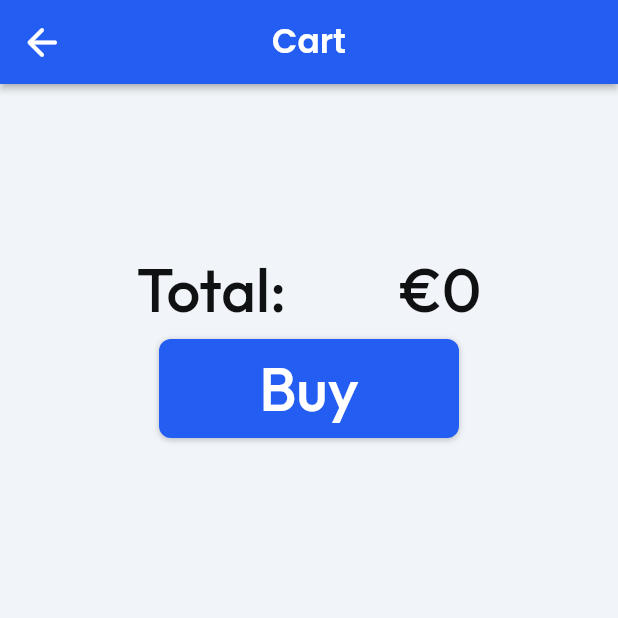
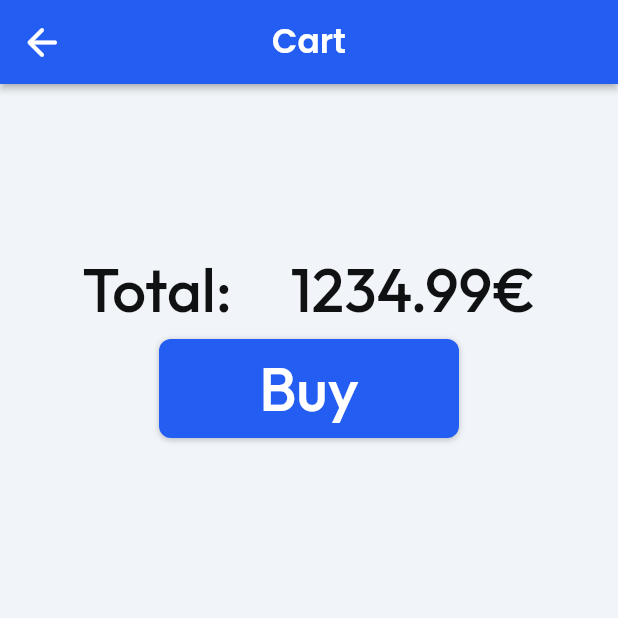
Before and after one commit to jlpmartinss/tech_shop, a Flutter app: the CartWidget screen opened directly, on a phone screen of 412 x 824 dp, the top half of it. Run offline on Flutter 3.47's test engine with Material 2 defaults, Android fonts, the phone set to English and light mode, and no system bars; our stand-ins replace auto_size_text, built_collection, built_value, cloud_firestore, easy_debounce, firebase_auth and 11 more; missing offline and left inert: json_path, text_search; accounts and stored records are empty; generated files the repository leaves out were written again.

Commit message:
Updating to latest FlutterFlow output.

```diff
--- a/lib/app_state.dart
+++ b/lib/app_state.dart
@@ -32,7 +32,7 @@ class FFAppState {
 
   String Peripherals = 'Peripherals';
 
-  int FinalPrice = 0;
+  List<double> CartPrices = [];
 }
 
 LatLng _latLngFromString(String val) {
--- a/lib/cart/cart_widget.dart
+++ b/lib/cart/cart_widget.dart
@@ -81,7 +81,13 @@ class _CartWidgetState extends State<CartWidget> {
                       );
                     }
                     List<CartRecord> listViewCartRecordList = snapshot.data;
-                    return ListView.builder(
+                    return InkWell(
+                      onTap: () async {
+                        setState(() => FFAppState()
+                            .CartPrices
+                            .add(listViewCartRecordList.length.toDouble()));
+                      },
+                      child: ListView.builder(
                         padding: EdgeInsets.zero,
                         primary: false,
                         shrinkWrap: true,
@@ -91,7 +97,8 @@ class _CartWidgetState extends State<CartWidget> {
                           final listViewCartRecord =
                               listViewCartRecordList[listViewIndex];
                           return Padding(
-                          padding: EdgeInsetsDirectional.fromSTEB(16, 0, 16, 8),
+                            padding:
+                                EdgeInsetsDirectional.fromSTEB(16, 0, 16, 8),
                             child: Container(
                               width: double.infinity,
                               decoration: BoxDecoration(
@@ -137,7 +144,8 @@ class _CartWidgetState extends State<CartWidget> {
                                           children: [
                                             Text(
                                               listViewCartRecord.name,
-                                            style: FlutterFlowTheme.of(context)
+                                              style: FlutterFlowTheme.of(
+                                                      context)
                                                   .title3
                                                   .override(
                                                     fontFamily: 'Outfit',
@@ -147,9 +155,8 @@ class _CartWidgetState extends State<CartWidget> {
                                                   ),
                                             ),
                                             Padding(
-                                            padding:
-                                                EdgeInsetsDirectional.fromSTEB(
-                                                    0, 4, 8, 0),
+                                              padding: EdgeInsetsDirectional
+                                                  .fromSTEB(0, 4, 8, 0),
                                               child: AutoSizeText(
                                                 'Subtext',
                                                 textAlign: TextAlign.start,
@@ -174,10 +181,12 @@ class _CartWidgetState extends State<CartWidget> {
                                       mainAxisSize: MainAxisSize.max,
                                       mainAxisAlignment:
                                           MainAxisAlignment.spaceBetween,
-                                    crossAxisAlignment: CrossAxisAlignment.end,
+                                      crossAxisAlignment:
+                                          CrossAxisAlignment.end,
                                       children: [
                                         Padding(
-                                        padding: EdgeInsetsDirectional.fromSTEB(
+                                          padding:
+                                              EdgeInsetsDirectional.fromSTEB(
                                                   0, 4, 0, 0),
                                           child: InkWell(
                                             onTap: () async {
@@ -192,7 +201,8 @@ class _CartWidgetState extends State<CartWidget> {
                                           ),
                                         ),
                                         Padding(
-                                        padding: EdgeInsetsDirectional.fromSTEB(
+                                          padding:
+                                              EdgeInsetsDirectional.fromSTEB(
                                                   0, 12, 4, 8),
                                           child: Text(
                                             formatNumber(
@@ -221,6 +231,7 @@ class _CartWidgetState extends State<CartWidget> {
                             ),
                           );
                         },
+                      ),
                     );
                   },
                 ),
@@ -253,53 +264,17 @@ class _CartWidgetState extends State<CartWidget> {
                             ),
                           ),
                           Align(
-                            alignment: AlignmentDirectional(0.2, 0),
-                            child: StreamBuilder<List<CartRecord>>(
-                              stream: queryCartRecord(
-                                queryBuilder: (cartRecord) => cartRecord
-                                    .where('uid', isEqualTo: FFAppState().USER),
-                              ),
-                              builder: (context, snapshot) {
-                                // Customize what your widget looks like when it's loading.
-                                if (!snapshot.hasData) {
-                                  return Center(
-                                    child: SizedBox(
-                                      width: 50,
-                                      height: 50,
-                                      child: CircularProgressIndicator(
-                                        color: FlutterFlowTheme.of(context)
-                                            .primaryBackground,
-                                      ),
-                                    ),
-                                  );
-                                }
-                                List<CartRecord> textCartRecordList =
-                                    snapshot.data;
-                                return InkWell(
-                                  onTap: () async {
-                                    setState(() => FFAppState().FinalPrice =
-                                        FFAppState().FinalPrice +
-                                            textCartRecordList.length);
-                                  },
+                            alignment: AlignmentDirectional(0, 0),
                             child: Text(
-                                    formatNumber(
-                                      FFAppState().FinalPrice,
-                                      formatType: FormatType.custom,
-                                      format: '€',
-                                      locale: '',
-                                    ),
+                              '1234.99€',
                               textAlign: TextAlign.end,
-                                    style: FlutterFlowTheme.of(context)
-                                        .title3
-                                        .override(
+                              style:
+                                  FlutterFlowTheme.of(context).title3.override(
                                         fontFamily: 'Outfit',
                                         color: Color(0xFF0F1113),
                                         fontSize: 40,
                                         fontWeight: FontWeight.w500,
                                       ),
-                                  ),
-                                );
-                              },
                             ),
                           ),
                         ],
--- a/lib/laptops/laptops_widget.dart
+++ b/lib/laptops/laptops_widget.dart
@@ -3,6 +3,7 @@ import '../flutter_flow/flutter_flow_icon_button.dart';
 import '../flutter_flow/flutter_flow_theme.dart';
 import '../flutter_flow/flutter_flow_util.dart';
 import '../specific_laptop/specific_laptop_widget.dart';
+import 'package:auto_size_text/auto_size_text.dart';
 import 'package:cloud_firestore/cloud_firestore.dart';
 import 'package:flutter/material.dart';
 import 'package:google_fonts/google_fonts.dart';
@@ -294,7 +295,7 @@ class _LaptopsWidgetState extends State<LaptopsWidget> {
                                 Padding(
                                   padding: EdgeInsetsDirectional.fromSTEB(
                                       0, 2, 0, 0),
-                                  child: Text(
+                                  child: AutoSizeText(
                                     wrapProductsRecord.name,
                                     textAlign: TextAlign.center,
                                     style: FlutterFlowTheme.of(context)
@@ -319,7 +320,7 @@ class _LaptopsWidgetState extends State<LaptopsWidget> {
                                   Padding(
                                     padding: EdgeInsetsDirectional.fromSTEB(
                                         0, 2, 0, 0),
-                                    child: Text(
+                                    child: AutoSizeText(
                                       wrapProductsRecord.stock,
                                       textAlign: TextAlign.center,
                                       style: FlutterFlowTheme.of(context)
```
Also changed, not shown: lib/components/components_widget.dart (+7 -4 lines), lib/computers/computers_widget.dart (+4 -3 lines), lib/flutter_flow/custom_functions.dart (added, +18 -0 lines), lib/peripherals/peripherals_widget.dart (+4 -3 lines). Lines whose indentation alone changed are shown as unchanged.
